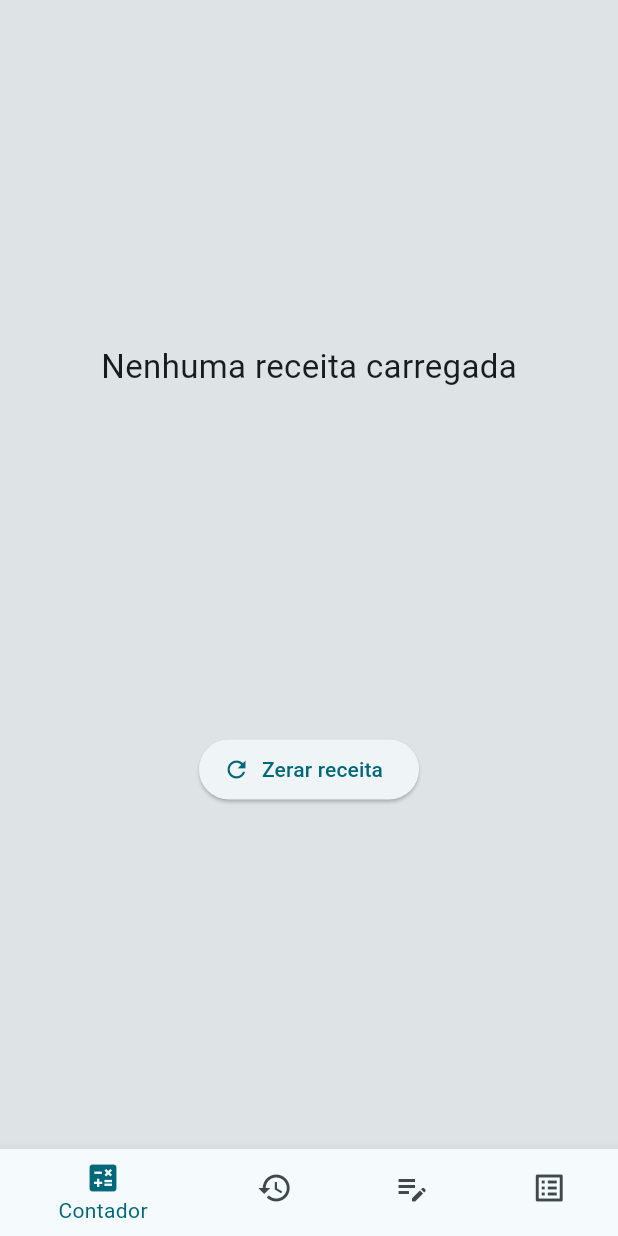
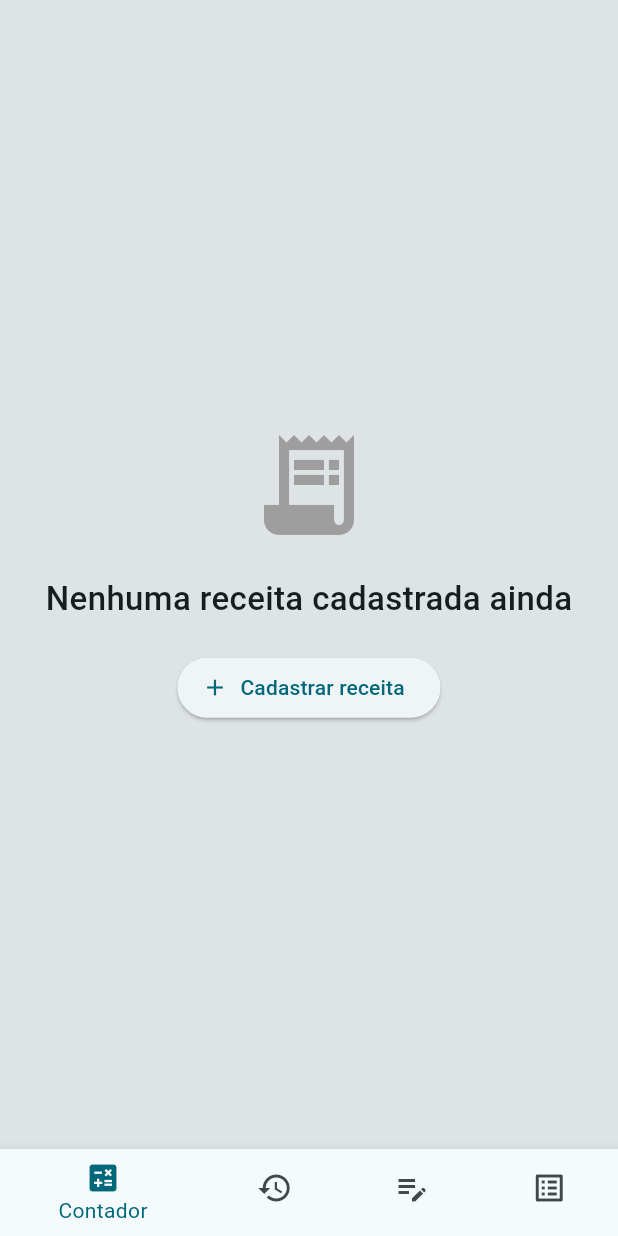
Before and after one commit to ana112358/NoveloApp, a Flutter app: the screen it shows after launch, on a phone screen of 412 x 824 dp. Run offline on Flutter 3.47's test engine with Material 3 defaults, Android fonts, the phone set to English and light mode, and no system bars.

Commit message:
feat: modificação na pagina inicial para aparecer as receitas cadastradas

```diff
--- a/lib/pages/counter_page.dart
+++ b/lib/pages/counter_page.dart
@@ -1,6 +1,7 @@
 import 'package:flutter/material.dart';
 import 'package:provider/provider.dart';
 import '../state/counter_app_state.dart';
+import '../state/receita_state.dart';
 
 class CounterPage extends StatelessWidget {
   const CounterPage({super.key});
@@ -8,43 +9,122 @@ class CounterPage extends StatelessWidget {
   @override
   Widget build(BuildContext context) {
     final appState = context.watch<CounterAppState>();
+    final receitaState = context.watch<ReceitaState>();
+
     final passoAtual = appState.passoAtual;
 
+    // =====================================================
+    // 1) SE NÃO HÁ RECEITA CARREGADA
+    // =====================================================
+    if (passoAtual == null) {
+      // -------------------------------
+      // 1.1 — Nenhuma receita cadastrada
+      // -------------------------------
+      if (receitaState.receitas.isEmpty) {
+        return Center(
+          child: Column(
+            mainAxisAlignment: MainAxisAlignment.center,
+            children: [
+              const Icon(Icons.receipt_long, size: 80, color: Colors.grey),
+              const SizedBox(height: 20),
+
+              const Text(
+                "Nenhuma receita cadastrada ainda",
+                style: TextStyle(fontSize: 22, fontWeight: FontWeight.w500),
+              ),
+              const SizedBox(height: 20),
+
+              ElevatedButton.icon(
+                onPressed: () {
+                  Navigator.pushNamed(context, "/cadastrar");
+                },
+                icon: const Icon(Icons.add),
+                label: const Text("Cadastrar receita"),
+              ),
+            ],
+          ),
+        );
+      }
+
+      // -------------------------------
+      // 1.2 — Há receitas → Mostrar lista
+      // -------------------------------
+      return Padding(
+        padding: const EdgeInsets.all(16.0),
+        child: ListView.builder(
+          itemCount: receitaState.receitas.length,
+          itemBuilder: (_, i) {
+            final receita = receitaState.receitas[i];
+
+            int totalRepeticoes = receita.passos.fold(
+              0,
+              (sum, passo) => sum + passo.repeticoes,
+            );
+
+            return Card(
+              child: ListTile(
+                title: Text(receita.titulo),
+                subtitle: Text(
+                  "${receita.passos.length} passos • Total de repetições: $totalRepeticoes",
+                ),
+                trailing: IconButton(
+                  icon: const Icon(Icons.play_arrow, color: Colors.green),
+                  onPressed: () {
+                    final passos = receita.passos
+                        .map((p) => StepData(
+                              descricao: p.descricao,
+                              repeticoes: p.repeticoes,
+                            ))
+                        .toList();
+
+                    appState.carregarReceita(
+                      titulo: receita.titulo,
+                      passos: passos,
+                    );
+                  },
+                ),
+              ),
+            );
+          },
+        ),
+      );
+    }
+
+    // =====================================================
+    // 2) RECEITA CARREGADA → MOSTRAR CONTADOR
+    // =====================================================
     return Center(
       child: Column(
         mainAxisAlignment: MainAxisAlignment.center,
         children: [
           const Spacer(),
 
-          if (passoAtual != null)
-            Column(
-              children: [
-                // Título da receita
           Text(
             appState.currentRecipeTitle,
             style: const TextStyle(fontSize: 24, fontWeight: FontWeight.bold),
           ),
           const SizedBox(height: 10),
 
-                // Passo atual
-                Text(
+          const Text(
             "Passo atual:",
-                  style: const TextStyle(fontSize: 22, fontWeight: FontWeight.w600),
+            style: TextStyle(fontSize: 22, fontWeight: FontWeight.w600),
           ),
           const SizedBox(height: 10),
+
           Text(
             passoAtual.descricao,
             style: const TextStyle(fontSize: 28, fontWeight: FontWeight.bold),
             textAlign: TextAlign.center,
           ),
           const SizedBox(height: 10),
+
           Text(
             "Repetição ${appState.repeticoesFeitasNoPasso} / ${passoAtual.repeticoes}",
             style: const TextStyle(fontSize: 18),
           ),
+
           const SizedBox(height: 20),
 
-                // Botões Voltar / Avançar
           Row(
             mainAxisAlignment: MainAxisAlignment.center,
             children: [
@@ -67,21 +147,14 @@ class CounterPage extends StatelessWidget {
               ),
             ],
           ),
+
           const SizedBox(height: 20),
 
-                // Conclusão da receita
           if (appState.currentStepIndex == appState.passos.length - 1 &&
               appState.repeticoesFeitasNoPasso == passoAtual.repeticoes)
             const Text(
               "Receita concluída! 🎉",
               style: TextStyle(fontSize: 20, color: Colors.green),
-                  ),
-              ],
-            )
-          else
-            const Text(
-              "Nenhuma receita carregada",
-              style: TextStyle(fontSize: 22),
             ),
 
           const Spacer(),
```
Lines whose indentation alone changed are shown as unchanged.
